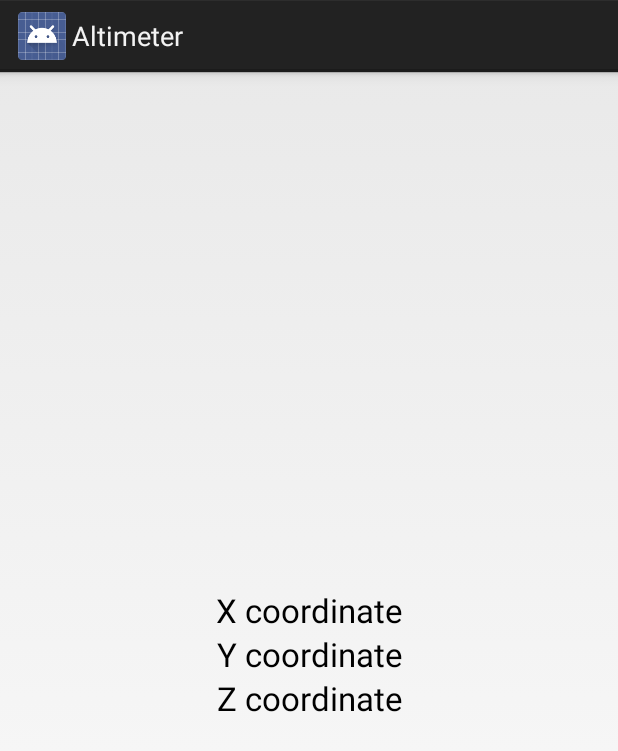
After one commit to vRallev/altimeter, an Android app: the layout fragment_sensor.xml on its own in the app's theme, with its tools: preview values and no code run, on a phone screen of 412 x 824 dp. The commit adds this screen. Shown: the top 751 px of the screen. Run offline under Robolectric (Android 15) with nearby library versions, the phone set to English and light mode, and no system bars.

Commit message:
Display sensor values on screen

```diff
--- a/Project/App/build.gradle
+++ b/Project/App/build.gradle
@@ -9,9 +9,10 @@ repositories {
 }
 
 dependencies {
-    compile 'net.vrallev.android.library:android-base:1.2.3'
+    compile 'net.vrallev.android.library:android-base:1.2.4'
     compile 'de.greenrobot:eventbus:2.0.2'
     compile 'com.google.code.gson:gson:2.2.4'
+    compile 'com.android.support:support-v13:+'
 }
 
 android {
--- a/Project/App/src/main/AndroidManifest.xml
+++ b/Project/App/src/main/AndroidManifest.xml
@@ -15,7 +15,7 @@
             android:label="@string/app_name"
             android:theme="@style/AppTheme">
         <activity
-                android:name="net.vrallev.android.altimeter.MainActivity"
+                android:name=".activity.MainActivity"
                 android:label="@string/app_name">
             <intent-filter>
                 <action android:name="android.intent.action.MAIN" />
--- /dev/null
+++ b/Project/App/src/main/res/layout/fragment_sensor.xml
@@ -0,0 +1,42 @@
+<?xml version="1.0" encoding="utf-8"?>
+
+<RelativeLayout xmlns:android="http://schemas.android.com/apk/res/android"
+        xmlns:tools="http://schemas.android.com/tools"
+        android:layout_width="match_parent"
+        android:layout_height="match_parent"
+        android:paddingLeft="@dimen/activity_horizontal_margin"
+        android:paddingRight="@dimen/activity_horizontal_margin"
+        android:paddingTop="@dimen/activity_vertical_margin"
+        android:paddingBottom="@dimen/activity_vertical_margin">
+
+    <TextView
+            android:id="@+id/textView_y"
+            android:layout_height="wrap_content"
+            android:layout_width="match_parent"
+            android:layout_centerHorizontal="true"
+            android:layout_centerVertical="true"
+            android:gravity="center_horizontal"
+            android:textAppearance="?android:attr/textAppearanceLarge"
+            tools:text="Y coordinate" />
+
+    <TextView
+            android:id="@+id/textView_x"
+            android:layout_height="wrap_content"
+            android:layout_width="match_parent"
+            android:layout_centerHorizontal="true"
+            android:layout_above="@id/textView_y"
+            android:gravity="center_horizontal"
+            android:textAppearance="?android:attr/textAppearanceLarge"
+            tools:text="X coordinate" />
+
+    <TextView
+            android:id="@+id/textView_z"
+            android:layout_height="wrap_content"
+            android:layout_width="match_parent"
+            android:layout_centerHorizontal="true"
+            android:layout_below="@id/textView_y"
+            android:gravity="center_horizontal"
+            android:textAppearance="?android:attr/textAppearanceLarge"
+            tools:text="Z coordinate" />
+
+</RelativeLayout>
--- a/Project/App/src/main/res/values/strings.xml
+++ b/Project/App/src/main/res/values/strings.xml
@@ -4,5 +4,10 @@
     <string name="app_name">Altimeter</string>
     <string name="hello_world">Hello world!</string>
     <string name="action_settings">Settings</string>
+    <string name="accelerometer">ACCELEROMETER</string>
+    <string name="gravity">gravity</string>
+    <string name="linear_acceleration">Linear acceleration</string>
+    <string name="gyroscope">Gyroscope</string>
+    <string name="rotation_vector">Rotation vector</string>
 
 </resources>
```
Also changed, not shown: Project/App/src/main/java/net/vrallev/android/altimeter/MainActivity.java (deleted, +0 -65 lines), Project/App/src/main/java/net/vrallev/android/altimeter/activity/MainActivity.java (added, +105 -0 lines), Project/App/src/main/java/net/vrallev/android/altimeter/activity/fragment/AbstractSensorFragment.java (added, +112 -0 lines), Project/App/src/main/java/net/vrallev/android/altimeter/activity/fragment/AccelerometerFragment.java (added, +21 -0 lines), Project/App/src/main/java/net/vrallev/android/altimeter/activity/fragment/GravityFragment.java (added, +19 -0 lines), Project/App/src/main/java/net/vrallev/android/altimeter/activity/fragment/GyroscopeFragment.java (added, +19 -0 lines), Project/App/src/main/java/net/vrallev/android/altimeter/activity/fragment/LinearAccelerationFragment.java (added, +19 -0 lines), Project/App/src/main/java/net/vrallev/android/altimeter/activity/fragment/RotationVectorFragment.java (added, +47 -0 lines), Project/App/src/main/res/layout/activity_main.xml (+17 -7 lines), Project/App/src/main/res/layout/fragment_rotation_vector.xml (added, +62 -0 lines), 1 other file.
